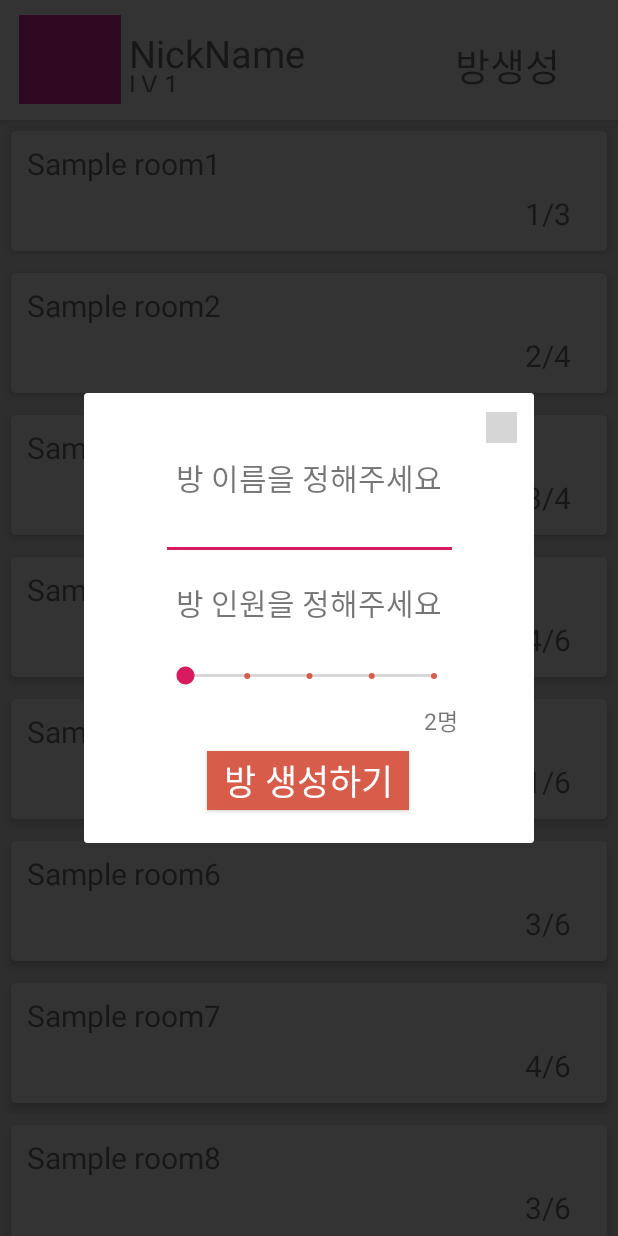
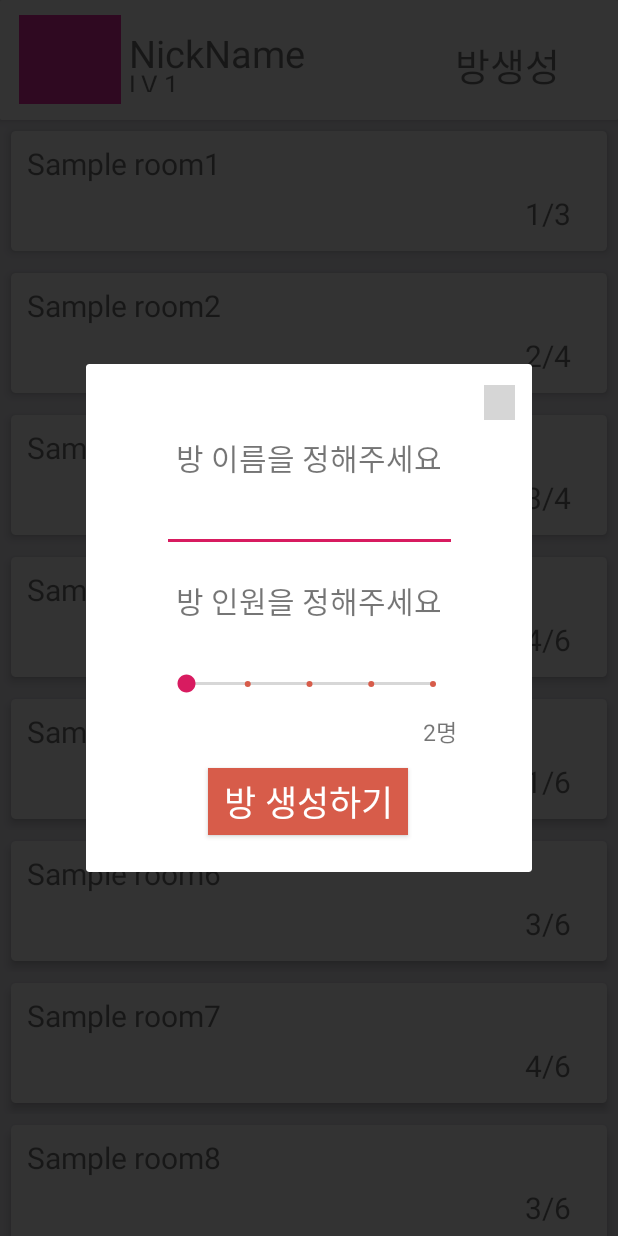
Before and after one commit to DSM-Undefined/Hang-Man_Android, an Android app: the MainActivity screen opened directly, with no data from a screen before it, after a tap on "방생성", on a phone screen of 412 x 824 dp. Run offline under Robolectric (Android 15) with nearby library versions, the phone set to English and light mode, and no system bars; grey boxes are pictures that could not be loaded.

Commit message:
[Update]: MakeRoomDialog 사이즈 화면 비율에 맞게 조정하는 코드 추가

```diff
--- a/app/src/main/java/com/example/hangman/ui/activity/MainActivity.kt
+++ b/app/src/main/java/com/example/hangman/ui/activity/MainActivity.kt
@@ -1,5 +1,6 @@
 package com.example.hangman.ui.activity
 
+import android.graphics.Point
 import androidx.appcompat.app.AppCompatActivity
 import android.os.Bundle
 import androidx.recyclerview.widget.LinearLayoutManager
@@ -41,6 +42,14 @@ class MainActivity : AppCompatActivity(), MainContract.View {
         })
         tv_make_room_main.setOnClickListener{
             makeRoomDialog.show()
+            val display = windowManager.defaultDisplay
+            val size = Point()
+            val window = makeRoomDialog.window
+            display.getSize(size)
+
+            val x = (size.x * 0.8f).toInt()
+            val y = (size.y * 0.45f).toInt()
+            window?.setLayout(x, y)
         }
     }
 }
--- a/app/src/main/java/com/example/hangman/ui/dialog/MakeRoomDialog.kt
+++ b/app/src/main/java/com/example/hangman/ui/dialog/MakeRoomDialog.kt
@@ -2,6 +2,7 @@ package com.example.hangman.ui.dialog
 
 import android.app.Dialog
 import android.content.Context
+import android.graphics.Point
 import android.os.Bundle
 import android.view.View
 import android.widget.SeekBar
@@ -18,7 +19,6 @@ class MakeRoomDialog(context: Context) : Dialog(context), View.OnClickListener {
         setContentView(R.layout.dialog_makeroom)
 
         setCanceledOnTouchOutside(true)
-//        window?.setBackgroundDrawable(ColorDrawable())
         window?.setDimAmount(0.8f)
 
         seekbar_makeroom.setOnSeekBarChangeListener(object : SeekBar.OnSeekBarChangeListener{
--- a/app/src/main/res/layout/dialog_makeroom.xml
+++ b/app/src/main/res/layout/dialog_makeroom.xml
@@ -2,8 +2,8 @@
 <androidx.constraintlayout.widget.ConstraintLayout xmlns:android="http://schemas.android.com/apk/res/android"
     xmlns:app="http://schemas.android.com/apk/res-auto"
     android:orientation="vertical"
-    android:layout_width="300dp"
-    android:layout_height="300dp">
+    android:layout_width="match_parent"
+    android:layout_height="match_parent">
 
     <androidx.constraintlayout.widget.Guideline
         android:id="@+id/makeroom_guide1"
```
